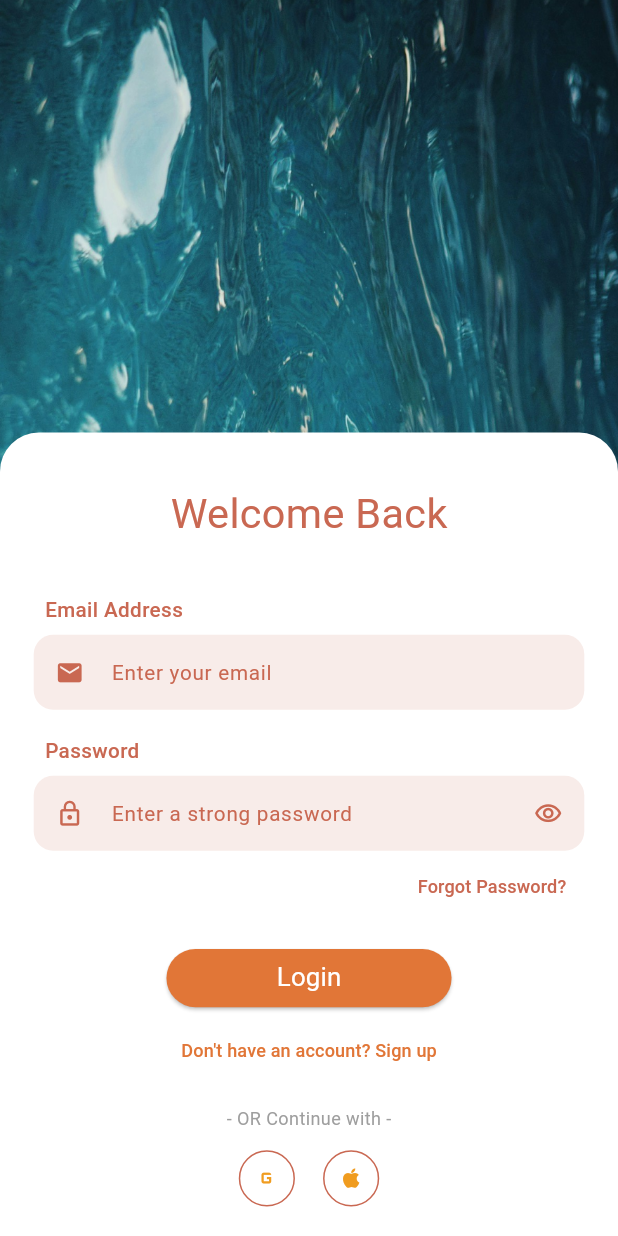
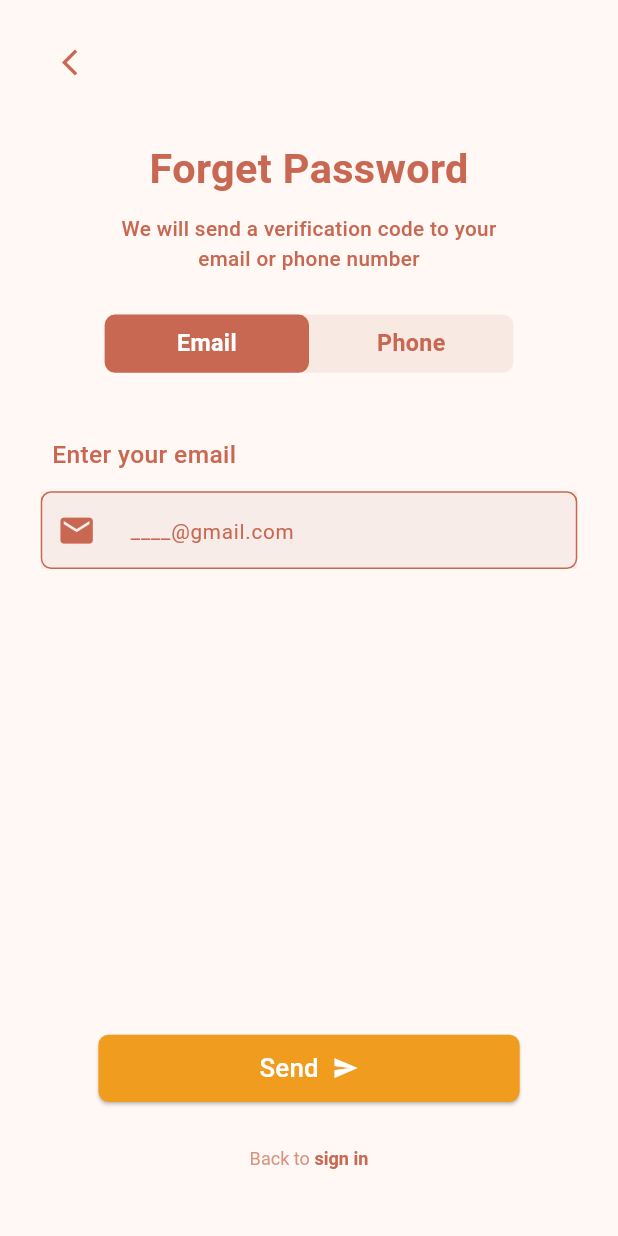
Before and after one commit to AnnotexCo/Hola-Academy, a Flutter app: the screen it shows after launch, on a phone screen of 412 x 824 dp. Run offline on Flutter 3.47's test engine with Material 3 defaults, Android fonts, the phone set to English and light mode, and no system bars; our stand-ins replace flutter_screenutil.

Commit message:
feat: :sparkles: build forgot password screen

```diff
--- /dev/null
+++ b/lib/core/components/custom_app_button.dart
@@ -0,0 +1,52 @@
+import 'package:flutter/material.dart';
+import 'package:flutter_screenutil/flutter_screenutil.dart';
+
+import '../constants/color_manager.dart';
+
+class CustomAppButton extends StatelessWidget {
+  final String text;
+  final IconData? icon;
+  final VoidCallback onPressed;
+
+  const CustomAppButton({
+    super.key,
+    required this.text,
+    this.icon,
+    required this.onPressed,
+  });
+
+  @override
+  Widget build(BuildContext context) {
+    return SizedBox(
+      width: 300.w,
+      height: 52.h,
+      child: ElevatedButton(
+        onPressed: onPressed,
+        style: ElevatedButton.styleFrom(
+          backgroundColor: ColorManager.primaryOrangeColor,
+          shape: RoundedRectangleBorder(
+            borderRadius: BorderRadius.circular(8.r),
+          ),
+          padding: EdgeInsets.symmetric(vertical: 8.h),
+        ),
+        child: Row(
+          mainAxisAlignment: MainAxisAlignment.center,
+          children: [
+            Text(
+              text,
+              style: TextStyle(
+                fontSize: 20.sp,
+                color: Colors.white,
+                fontWeight: FontWeight.w500,
+              ),
+            ),
+            if (icon != null) ...[
+              SizedBox(width: 10.w),
+              Icon(icon, size: 20.sp, color: ColorManager.whiteColor),
+            ],
+          ],
+        ),
+      ),
+    );
+  }
+}
--- /dev/null
+++ b/lib/core/components/custom_text_field.dart
@@ -0,0 +1,82 @@
+import 'package:flutter/material.dart';
+import 'package:flutter_screenutil/flutter_screenutil.dart';
+
+import '../constants/color_manager.dart';
+
+class CustomTextField extends StatelessWidget {
+  final String hint;
+  final Widget? prefix;
+  final Widget? suffix;
+  final String label;
+
+  const CustomTextField({
+    super.key,
+    required this.hint,
+    this.prefix,
+    this.suffix,
+    required this.label,
+  });
+
+  @override
+  Widget build(BuildContext context) {
+    return Column(
+      crossAxisAlignment: CrossAxisAlignment.start,
+      children: [
+        Padding(
+          padding: EdgeInsets.only(left: 8.w, bottom: 15.h),
+          child: Text(
+            label,
+            style: TextStyle(
+              fontSize: 19.sp,
+              color: ColorManager.textRedColor,
+              fontWeight: FontWeight.w500,
+            ),
+          ),
+        ),
+        Container(
+          width: 382.w,
+          height: 60.h,
+          decoration: BoxDecoration(
+            color: ColorManager.backgroundPinkColor,
+          ),
+          child: TextFormField(
+            decoration: InputDecoration(
+              hintText: hint,
+              hintStyle: TextStyle(
+                color: ColorManager.textRedColor,
+                fontSize: 16.sp,
+                fontWeight: FontWeight.w400,
+              ),
+              prefixIcon: prefix,
+              prefixStyle: TextStyle(
+                color: ColorManager.textRedColor,
+                fontSize: 29.sp,
+              ),
+              suffixIcon: suffix,
+              suffixStyle: TextStyle(
+                color: ColorManager.textRedColor,
+                fontSize: 29.sp,
+              ),
+              border: OutlineInputBorder(
+                borderRadius: BorderRadius.circular(8.r),
+                borderSide: BorderSide(color: ColorManager.textRedColor),
+              ),
+              enabledBorder: OutlineInputBorder(
+                borderRadius: BorderRadius.circular(8.r),
+                borderSide: BorderSide(color: ColorManager.textRedColor),
+              ),
+              focusedBorder: OutlineInputBorder(
+                borderRadius: BorderRadius.circular(8.r),
+                borderSide: BorderSide(color: ColorManager.textRedColor),
+              ),
+              contentPadding: EdgeInsets.symmetric(
+                horizontal: 16.w,
+                vertical: 20.h,
+              ),
+            ),
+          ),
+        ),
+      ],
+    );
+  }
+}
--- a/lib/core/constants/app_string.dart
+++ b/lib/core/constants/app_string.dart
@@ -8,7 +8,15 @@ class AppString {
   static const String password = "Password";
   static const String enterYourPassword = "Enter a strong password";
   static const String forgotPassword = "Forgot Password?";
+  static const String forgotPasswordDescription = "We will send a verification code to your\nemail or phone number";  // Added here
   static const String login = "Login";
   static const String dontHaveAccount = "Don't have an account? Sign up";
   static const String orContinueWith = "- OR Continue with -";
+
+  // Forgot Password Screen
+  static const String enterYourPhoneNumber = "Enter your phone number";
+   static const String forgetPassword = "Forget Password";
+  static const String send = "Send";
+  static const String backToSignIn = "Back to ";
+  static const String signIn = "sign in";
 }
--- /dev/null
+++ b/lib/features/auth/forgot_password/UI/forgot_password_screen.dart
@@ -0,0 +1,116 @@
+import 'package:flutter/material.dart';
+import 'package:flutter_screenutil/flutter_screenutil.dart';
+import 'package:hola_academy/core/constants/app_string.dart';
+
+import '../../../../core/components/custom_app_button.dart';
+import '../../../../core/components/custom_text_field.dart';
+import '../../../../core/constants/color_manager.dart';
+import 'widgets/custom_toggle_switch.dart';
+
+class ForgotPasswordScreen extends StatefulWidget {
+  const ForgotPasswordScreen({super.key});
+
+  @override
+  State<ForgotPasswordScreen> createState() => _ForgotPasswordScreenState();
+}
+
+class _ForgotPasswordScreenState extends State<ForgotPasswordScreen> {
+  bool isEmailSelected = true;
+
+  @override
+  Widget build(BuildContext context) {
+    return Scaffold(
+      body: SafeArea(
+        child: Padding(
+          padding: EdgeInsets.symmetric(horizontal: 24.w),
+          child: Center(
+            child: Column(
+              children: [
+                SizedBox(height: 20.h),
+                Align(
+                  alignment: Alignment.topLeft,
+                  child: IconButton(
+                    onPressed: () => Navigator.pop(context),
+                    icon: Icon(Icons.arrow_back_ios_new, size: 24.sp),
+                    color: ColorManager.textRedColor,
+                  ),
+                ),
+                SizedBox(height: 32.h),
+                Text(
+                  AppString.forgetPassword,
+                  style: TextStyle(
+                    fontSize: 32.sp,
+                    fontWeight: FontWeight.w600,
+                    color: ColorManager.textRedColor,
+                  ),
+                ),
+                SizedBox(height: 12.h),
+                Text(
+                  textAlign: TextAlign.center,
+                  AppString.forgotPasswordDescription,
+                  style: TextStyle(
+                    fontSize: 16.sp,
+                    fontWeight: FontWeight.w500,
+                    color: ColorManager.textRedColor,
+                  ),
+                ),
+                SizedBox(height: 32.h),
+                CustomToggleSwitch(
+                  isEmailSelected: isEmailSelected,
+                  onToggle: (value) => setState(() => isEmailSelected = value),
+                ),
+                SizedBox(height: 50.h),
+                CustomTextField(
+                  label: isEmailSelected
+                      ? AppString.enterYourEmail
+                      : AppString.enterYourPhoneNumber,
+                  hint: isEmailSelected
+                      ? '  ____@gmail.com'
+                      : '+20  _ _ _ _ _ _ _ _ _ _',
+                  prefix: Icon(
+                    isEmailSelected ? Icons.email : Icons.phone,
+                    color: ColorManager.textRedColor,
+                    size: 30.sp,
+                  ),
+                ),
+                const Spacer(),
+                Center(
+                  child: CustomAppButton(
+                    text: AppString.send,
+                    icon: Icons.send,
+                    onPressed: () {},
+                  ),
+                ),
+                SizedBox(height: 16.h),
+                Center(
+                  child: TextButton(
+                    onPressed: () {},
+                    child: RichText(
+                      text: TextSpan(
+                        text: AppString.backToSignIn,
+                        style: TextStyle(
+                          color: ColorManager.textRedColor.withOpacity(0.7),
+                          fontSize: 14.sp,
+                        ),
+                        children: [
+                          TextSpan(
+                            text: AppString.signIn,
+                            style: TextStyle(
+                              color: ColorManager.textRedColor,
+                              fontWeight: FontWeight.w600,
+                            ),
+                          ),
+                        ],
+                      ),
+                    ),
+                  ),
+                ),
+                SizedBox(height: 32.h),
+              ],
+            ),
+          ),
+        ),
+      ),
+    );
+  }
+}
--- /dev/null
+++ b/lib/features/auth/forgot_password/UI/widgets/custom_toggle_switch.dart
@@ -0,0 +1,80 @@
+
+import 'package:flutter/material.dart';
+import 'package:flutter_screenutil/flutter_screenutil.dart';
+
+import '../../../../../core/constants/color_manager.dart';
+
+class CustomToggleSwitch extends StatelessWidget {
+  final bool isEmailSelected;
+  final ValueChanged<bool> onToggle;
+
+  const CustomToggleSwitch({
+    super.key,
+    required this.isEmailSelected,
+    required this.onToggle,
+  });
+
+  @override
+  Widget build(BuildContext context) {
+    return Container(
+      width: 291.w,
+      height: 45.h,
+      decoration: BoxDecoration(
+        color: ColorManager.textRedColor.withOpacity(0.1),
+        borderRadius: BorderRadius.circular(8.r),
+      ),
+      child: Row(
+        children: [
+          Expanded(
+            child: GestureDetector(
+              onTap: () => onToggle(true),
+              child: Container(
+                decoration: BoxDecoration(
+                  color: isEmailSelected
+                      ? ColorManager.textRedColor
+                      : Colors.transparent,
+                  borderRadius: BorderRadius.circular(8.r),
+                ),
+                alignment: Alignment.center,
+                child: Text(
+                  'Email',
+                  style: TextStyle(
+                    color: isEmailSelected
+                        ? Colors.white
+                        : ColorManager.textRedColor,
+                    fontSize: 18.sp,
+                    fontWeight: FontWeight.w600,
+                  ),
+                ),
+              ),
+            ),
+          ),
+          Expanded(
+            child: GestureDetector(
+              onTap: () => onToggle(false),
+              child: Container(
+                decoration: BoxDecoration(
+                  color: !isEmailSelected
+                      ? ColorManager.textRedColor
+                      : Colors.transparent,
+                  borderRadius: BorderRadius.circular(8.r),
+                ),
+                alignment: Alignment.center,
+                child: Text(
+                  'Phone',
+                  style: TextStyle(
+                    color: !isEmailSelected
+                        ? Colors.white
+                        : ColorManager.textRedColor,
+                    fontSize: 18.sp,
+                    fontWeight: FontWeight.w600,
+                  ),
+                ),
+              ),
+            ),
+          ),
+        ],
+      ),
+    );
+  }
+}
--- a/lib/features/auth/login/UI/login_screen.dart
+++ b/lib/features/auth/login/UI/login_screen.dart
@@ -56,14 +56,14 @@ class LoginScreen extends StatelessWidget {
                     ),
                     SizedBox(height: 40.h),
                     // Email Address
-                    CustomTextField(
+                    CustomTextFormField(
                       label: AppString.emailAddress,
                       hint: AppString.enterYourEmail,
                       prefixIcon: Icons.email,
                     ),
                     SizedBox(height: 20.h),
                     // Password
-                    CustomTextField(
+                    CustomTextFormField(
                       label: AppString.password,
                       hint: AppString.enterYourPassword,
                       prefixIcon: Icons.lock_outline,
--- a/lib/features/auth/login/UI/widgets/custom_text_form_field.dart
+++ b/lib/features/auth/login/UI/widgets/custom_text_form_field.dart
@@ -1,17 +1,16 @@
-
 import 'package:flutter/material.dart';
 import 'package:flutter_screenutil/flutter_screenutil.dart';
 
 import '../../../../../core/constants/color_manager.dart';
 
-class CustomTextField extends StatelessWidget {
+class CustomTextFormField extends StatelessWidget {
   final String label;
   final String hint;
   final IconData prefixIcon;
   final IconData? suffixIcon;
   final bool isPassword;
 
-  const CustomTextField({
+  const CustomTextFormField({
     super.key,
     required this.label,
     required this.hint,
--- a/lib/main.dart
+++ b/lib/main.dart
@@ -1,7 +1,9 @@
 import 'package:flutter/material.dart';
 import 'package:flutter_screenutil/flutter_screenutil.dart';
 import 'package:hola_academy/core/constants/color_manager.dart';
-import 'package:hola_academy/features/auth/login/UI/login_screen.dart';
+
+
+import 'features/auth/forgot_password/UI/forgot_password_screen.dart';
 
 void main() {
   runApp(const MyApp());
@@ -23,7 +25,7 @@ class MyApp extends StatelessWidget {
             colorScheme: ColorScheme.fromSeed(seedColor: ColorManager.primaryOrangeColor),
             useMaterial3: true,
           ),
-          home: const LoginScreen(),
+          home: const ForgotPasswordScreen(),
         );
       },
     );
```
